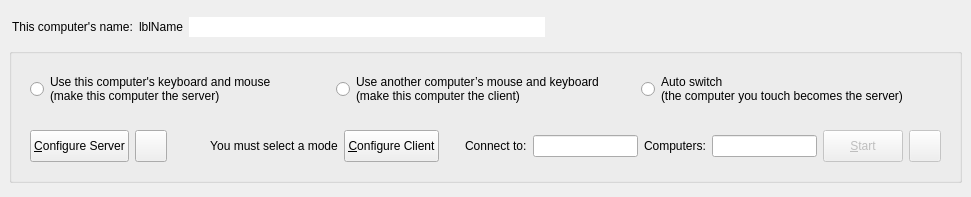
Above: src/lib/gui/MainWindow.ui from deskflow/deskflow before the change. Below: the same form after it.
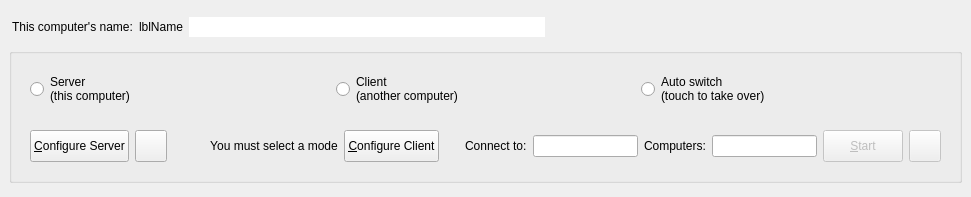
That is the form after the change. Icons and pictures are not drawn.

Commit message:
fix(gui): shorten mode-radio labels so three modes fit
Adding the Auto switch radio squished the Server/Client labels and cut
them off. Labels are now concise (Server / Client / Auto switch with a
short sub-line); the full description moved to tooltips.

Patch:
```diff
--- a/src/lib/gui/MainWindow.ui
+++ b/src/lib/gui/MainWindow.ui
@@ -177,8 +177,8 @@
              </sizepolicy>
             </property>
             <property name="text">
-             <string>Use this computer's keyboard and mouse
-(make this computer the server)</string>
+             <string>Server
+(this computer)</string>
             </property>
            </widget>
           </item>
@@ -191,8 +191,8 @@
              </sizepolicy>
             </property>
             <property name="text">
-             <string>Use another computer’s mouse and keyboard
-(make this computer the client)</string>
+             <string>Client
+(another computer)</string>
             </property>
            </widget>
           </item>
@@ -209,7 +209,7 @@
             </property>
             <property name="text">
              <string>Auto switch
-(the computer you touch becomes the server)</string>
+(touch to take over)</string>
             </property>
            </widget>
           </item>
```
Left out of the diff: 8 changed lines with no effect on the pictures.
